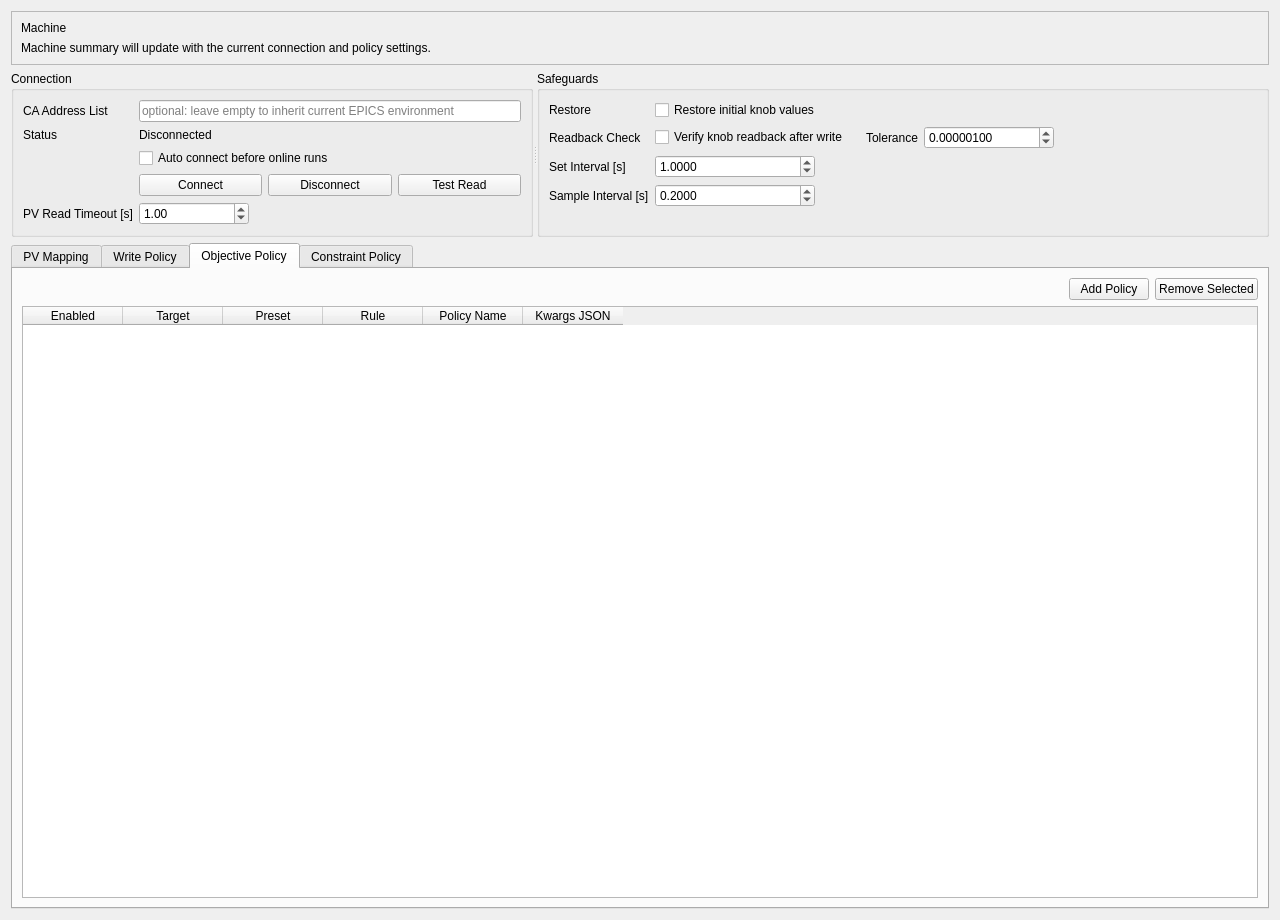
Old version of the form src/gotacc/gui/ui/page_machine.ui in the repository ustc-zhr/GOTAcc.
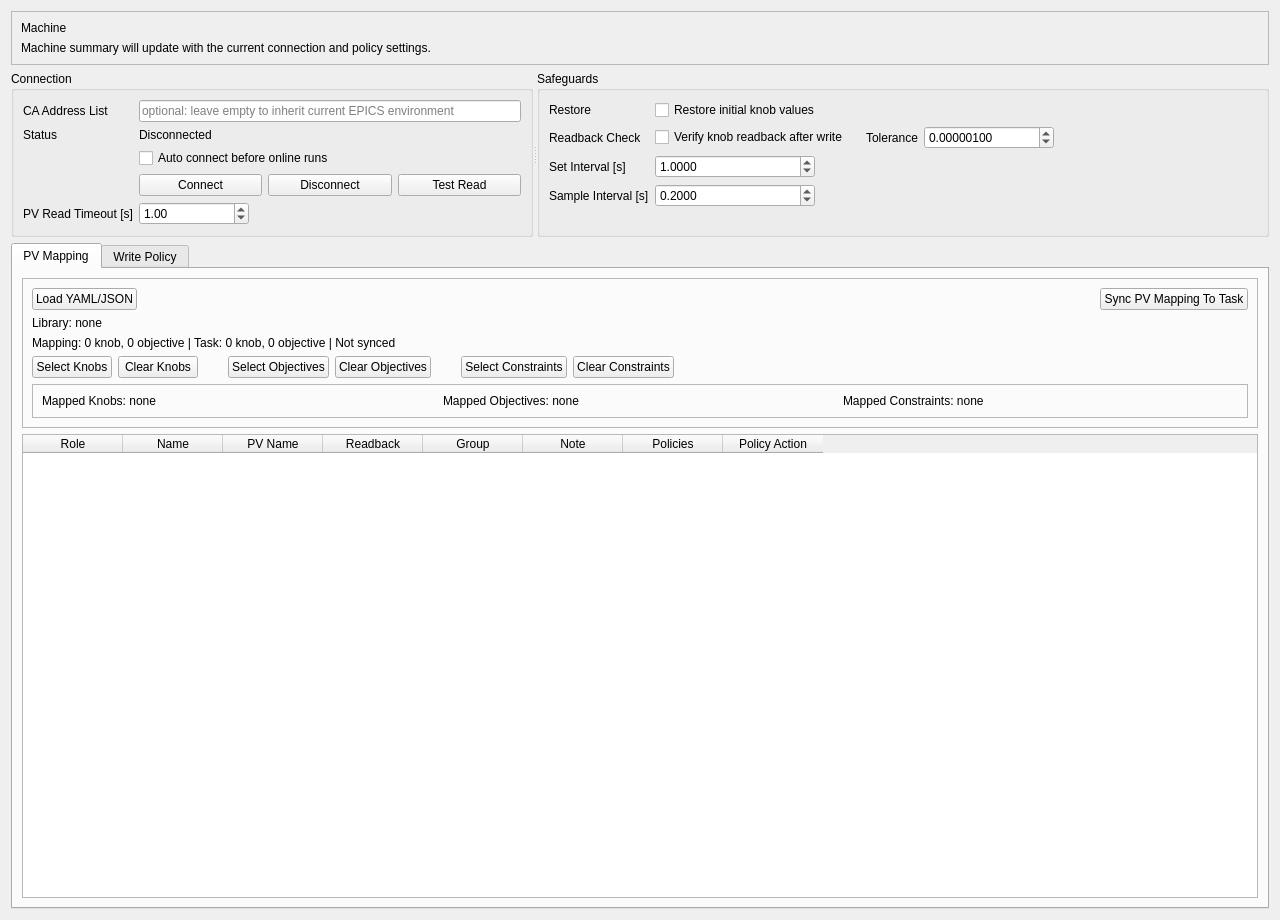
New version of the form. The open tabs and pages were chosen to show the change.

Commit message: feat(gui): introduce versioned machine profiles

Diff of the .ui file:
```diff
--- a/src/gotacc/gui/ui/page_machine.ui
+++ b/src/gotacc/gui/ui/page_machine.ui
@@ -344,146 +344,6 @@
        <item><widget class="QTableWidget" name="tableWidget_writeLinks"><column><property name="text"><string>Source Index</string></property></column><column><property name="text"><string>Target PV</string></property></column><column><property name="text"><string>Enabled</string></property></column></widget></item>
       </layout>
      </widget>
-     <widget class="QWidget" name="tab_objectivePolicy">
-      <attribute name="title"><string>Objective Policy</string></attribute>
-      <layout class="QVBoxLayout" name="verticalLayout_objectivePolicy">
-       <item>
-        <layout class="QHBoxLayout" name="horizontalLayout_objectivePolicyTop">
-         <item>
-          <spacer name="horizontalSpacer_objectivePolicyToolbar">
-           <property name="orientation">
-            <enum>Qt::Horizontal</enum>
-           </property>
-           <property name="sizeHint" stdset="0">
-            <size>
-             <width>40</width>
-             <height>20</height>
-            </size>
-           </property>
-          </spacer>
-         </item>
-         <item>
-          <widget class="QPushButton" name="pushButton_addObjectivePolicy">
-           <property name="text">
-            <string>Add Policy</string>
-           </property>
-          </widget>
-         </item>
-         <item>
-          <widget class="QPushButton" name="pushButton_removeObjectivePolicy">
-           <property name="text">
-            <string>Remove Selected</string>
-           </property>
-          </widget>
-         </item>
-        </layout>
-       </item>
-       <item>
-       <widget class="QTableWidget" name="tableWidget_objectivePolicies">
-         <column>
-          <property name="text">
-           <string>Enabled</string>
-          </property>
-         </column>
-         <column>
-          <property name="text">
-           <string>Target</string>
-          </property>
-         </column>
-         <column>
-          <property name="text">
-           <string>Preset</string>
-          </property>
-         </column>
-         <column>
-          <property name="text">
-           <string>Rule</string>
-          </property>
-         </column>
-         <column>
-          <property name="text">
-           <string>Policy Name</string>
-          </property>
-         </column>
-         <column>
-          <property name="text">
-           <string>Kwargs JSON</string>
-          </property>
-         </column>
-        </widget>
-       </item>
-      </layout>
-     </widget>
-     <widget class="QWidget" name="tab_constraintPolicy">
-      <attribute name="title"><string>Constraint Policy</string></attribute>
-      <layout class="QVBoxLayout" name="verticalLayout_constraintPolicy">
-       <item>
-        <layout class="QHBoxLayout" name="horizontalLayout_constraintPolicyTop">
-         <item>
-          <spacer name="horizontalSpacer_constraintPolicyToolbar">
-           <property name="orientation">
-            <enum>Qt::Horizontal</enum>
-           </property>
-           <property name="sizeHint" stdset="0">
-            <size>
-             <width>40</width>
-             <height>20</height>
-            </size>
-           </property>
-          </spacer>
-         </item>
-         <item>
-          <widget class="QPushButton" name="pushButton_addConstraintPolicy">
-           <property name="text">
-            <string>Add Policy</string>
-           </property>
-          </widget>
-         </item>
-         <item>
-          <widget class="QPushButton" name="pushButton_removeConstraintPolicy">
-           <property name="text">
-            <string>Remove Selected</string>
-           </property>
-          </widget>
-         </item>
-        </layout>
-       </item>
-       <item>
-        <widget class="QTableWidget" name="tableWidget_constraintPolicies">
-         <column>
-          <property name="text">
-           <string>Enabled</string>
-          </property>
-         </column>
-         <column>
-          <property name="text">
-           <string>Target</string>
-          </property>
-         </column>
-         <column>
-          <property name="text">
-           <string>Preset</string>
-          </property>
-         </column>
-         <column>
-          <property name="text">
-           <string>Rule</string>
-          </property>
-         </column>
-         <column>
-          <property name="text">
-           <string>Policy Name</string>
-          </property>
-         </column>
-         <column>
-          <property name="text">
-           <string>Kwargs JSON</string>
-          </property>
-         </column>
-        </widget>
-       </item>
-      </layout>
-     </widget>
     </widget>
    </item>
   </layout>
```
The commit also changes 12 other files.
